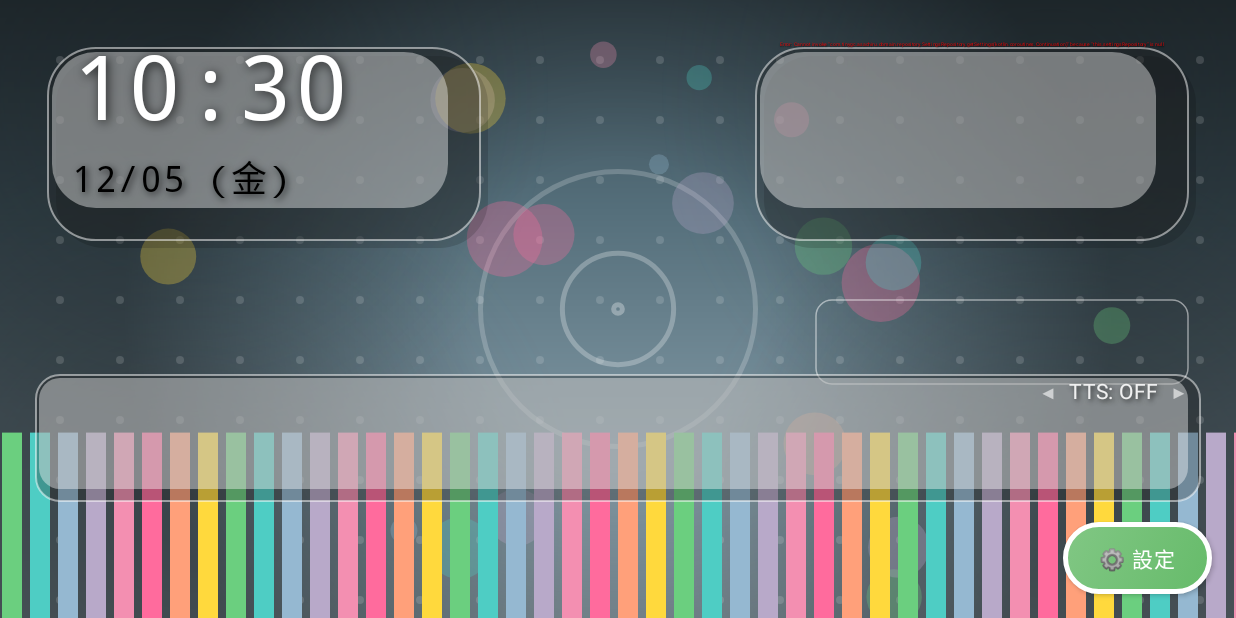
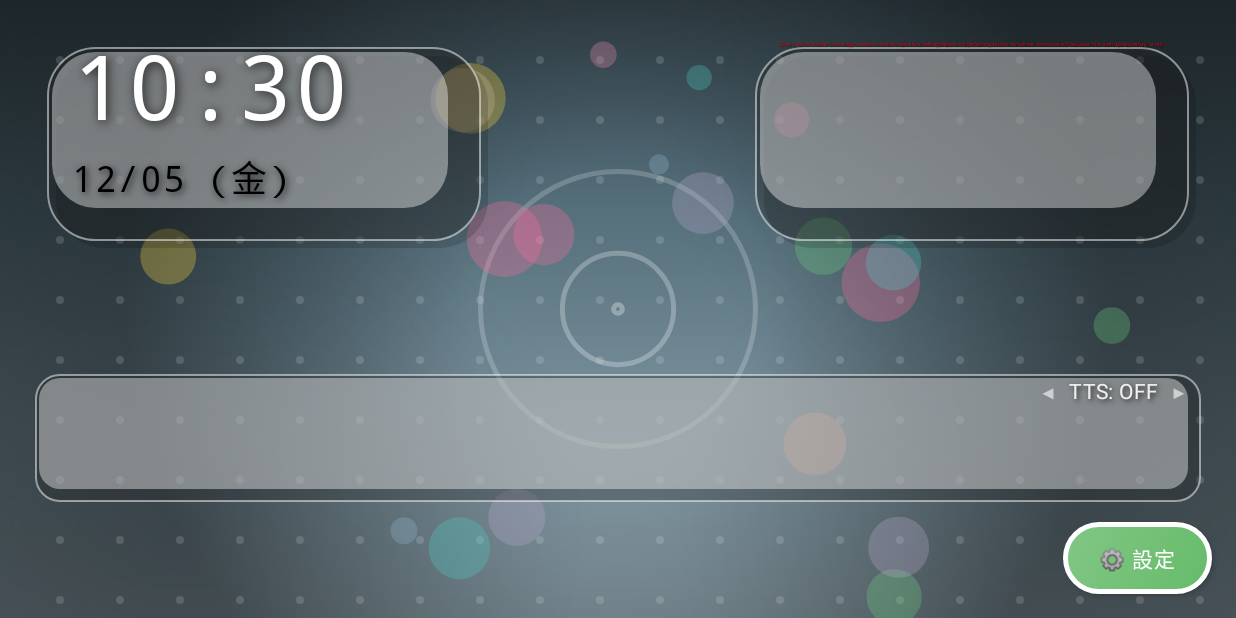
Before and after one commit to tinygc/Asachiru, an Android app: the MainActivity screen opened directly, with no data from a screen before it, on a phone screen of 824 x 412 dp (held sideways). Run offline under Robolectric (Android 15) with nearby library versions, the phone set to English and light mode, and no system bars; our stand-ins replace AdMob; 5 statements that could not run were skipped.

Commit message:
Fix: Issue #107 - FeedWatch で不要な音声録音権限をリクエストしない

```diff
--- a/app/src/main/java/com/tinygc/asachiru/presentation/main/MainActivity.kt
+++ b/app/src/main/java/com/tinygc/asachiru/presentation/main/MainActivity.kt
@@ -128,7 +128,11 @@ class MainActivity : AppCompatActivity() {
         }
 
         observeViewModel()
+        // Asachiru: 音声ビジュアライザー用に音声録音権限が必要
+        // FeedWatch: ビジュアライザーがないため不要
+        if (BuildConfig.FLAVOR == "asachiru") {
             checkAudioPermission()
+        }
     }
 
     /**
@@ -180,6 +184,9 @@ class MainActivity : AppCompatActivity() {
                     // 広告の表示/非表示制御
                     updateAdView(state.showAd)
 
+                    // Asachiru: ビジュアライザー表示制御（BGM OFF時は非表示）
+                    // FeedWatch: ビジュアライザーなしため常に非表示
+                    if (BuildConfig.FLAVOR == "asachiru") {
                         // BGM OFF時はビジュアライザーと曲情報を非表示
                         if (!state.enableBgm) {
                             binding.visualizerView.visibility = android.view.View.GONE
@@ -216,6 +223,11 @@ class MainActivity : AppCompatActivity() {
                             } else if (state.currentTrack != null && !hasAudioPermission()) {
                                 android.util.Log.d("Visualizer", "RECORD_AUDIO未許可のためVisualizer起動スキップ")
                             }
+                        }
+                    } else {
+                        // FeedWatch: ビジュアライザーなし
+                        binding.visualizerView.visibility = android.view.View.GONE
+                        binding.musicTrackView.visibility = android.view.View.GONE
                     }
                 }
             }
```
Also changed, not shown: 1 other file. Lines whose indentation alone changed are shown as unchanged.
